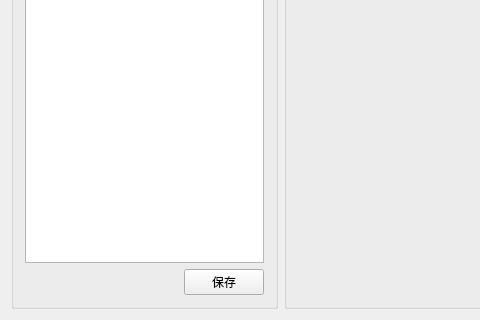
august295/Tool, file ParseHeader/src/MainWidget/ParseHeaderWidget.ui: the form before one commit; both pictures show x 0 to 480 and y 406 to 726 of the 830 by 726 pixel window.
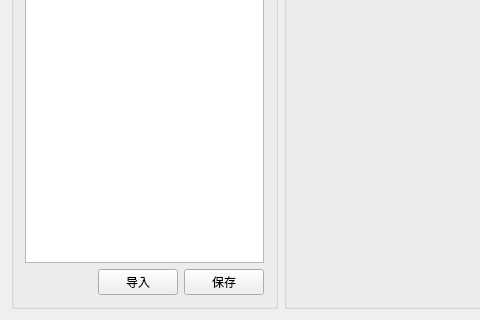
The form after the commit.

```diff
--- a/ParseHeader/src/MainWidget/ParseHeaderWidget.ui
+++ b/ParseHeader/src/MainWidget/ParseHeaderWidget.ui
@@ -71,6 +71,13 @@
           </property>
          </spacer>
         </item>
+        <item>
+         <widget class="QPushButton" name="pushButton_Import">
+          <property name="text">
+           <string>导入</string>
+          </property>
+         </widget>
+        </item>
         <item>
          <widget class="QPushButton" name="pushButton_Save">
           <property name="text">
```
